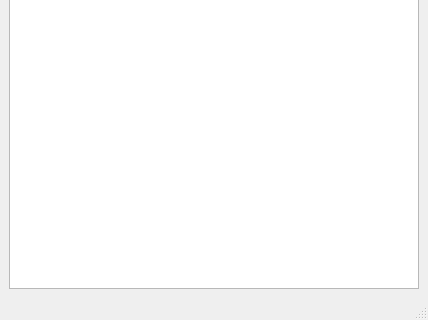
Qt form form.ui (H0ovy/ORCID-parser) before a commit; both pictures show x 0 to 428 and y 280 to 600 of the 428 by 600 pixel window.
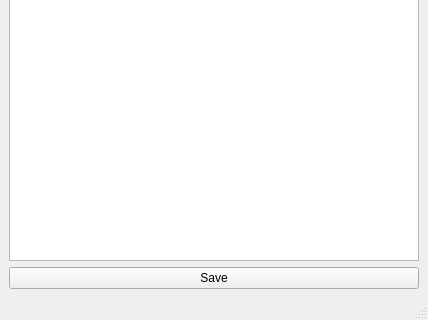
The same form after that commit. Icons and pictures are not drawn.

Commit message: code improvement + added a button to save the data

What changed in the file:
```diff
--- a/form.ui
+++ b/form.ui
@@ -46,6 +46,13 @@
       </property>
      </widget>
     </item>
+    <item>
+     <widget class="QPushButton" name="pushButtonSave">
+      <property name="text">
+       <string>Save</string>
+      </property>
+     </widget>
+    </item>
    </layout>
   </widget>
   <widget class="QStatusBar" name="statusbar"/>
```
Left out of the diff: 4 changed lines with no effect on the pictures. The commit also changes 6 other files.
